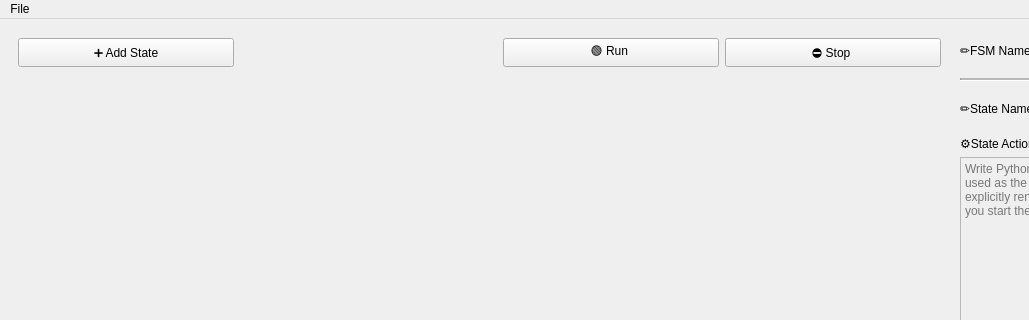
Old version of the form src/mainwindow.ui in the repository JosefAmbruz/ICP-projekt; both pictures show x 0 to 1029 and y 0 to 320 of the 1232 by 809 pixel window.
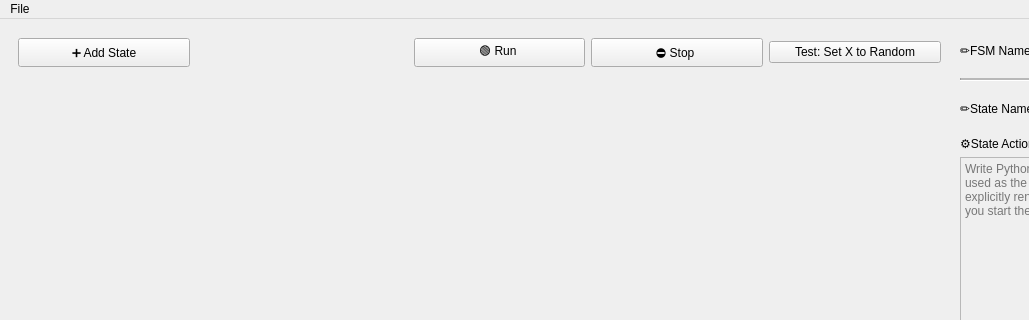
New version of the form.

What changed in the file:
```diff
--- a/src/mainwindow.ui
+++ b/src/mainwindow.ui
@@ -504,6 +504,13 @@
           </property>
          </widget>
         </item>
+        <item>
+         <widget class="QPushButton" name="pushButton">
+          <property name="text">
+           <string>Test: Set X to Random</string>
+          </property>
+         </widget>
+        </item>
        </layout>
       </widget>
      </item>
```
Left out of the diff: 18 changed lines with no effect on the pictures.
